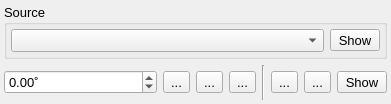
Above: plugins/XRD/IP.ui from NeutrinoToolkit/Neutrino before the change. Below: the same form after it.
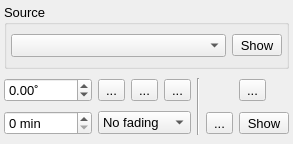
That is the form after the change. Icons and pictures are not drawn.

Commit message: XRD: addeg IP fading

What changed in the file:
```diff
--- a/plugins/XRD/IP.ui
+++ b/plugins/XRD/IP.ui
@@ -6,8 +6,8 @@
    <rect>
     <x>0</x>
     <y>0</y>
-    <width>391</width>
-    <height>104</height>
+    <width>292</width>
+    <height>144</height>
    </rect>
   </property>
   <property name="font">
@@ -85,7 +85,7 @@
    </item>
    <item>
     <widget class="QWidget" name="widget" native="true">
-     <layout class="QHBoxLayout" name="horizontalLayout">
+     <layout class="QGridLayout" name="gridLayout" columnstretch="1,0,0,0,0,0,0,0">
       <property name="leftMargin">
        <number>0</number>
       </property>
@@ -98,26 +98,47 @@
       <property name="bottomMargin">
        <number>0</number>
       </property>
-      <item>
-       <widget class="QDoubleSpinBox" name="angle">
+      <item row="2" column="1" colspan="3">
+       <widget class="QComboBox" name="IPmodel">
         <property name="toolTip">
-         <string>Rotation angle</string>
-        </property>
-        <property name="suffix">
-         <string>˚</string>
-        </property>
-        <property name="minimum">
-         <double>-360.000000000000000</double>
-        </property>
-        <property name="maximum">
-         <double>360.000000000000000</double>
+         <string>IP model</string>
         </property>
         <property name="neutrinoSave" stdset="0">
          <bool>true</bool>
         </property>
+        <item>
+         <property name="text">
+          <string>No fading</string>
+         </property>
+        </item>
+        <item>
+         <property name="text">
+          <string>MS</string>
+         </property>
+        </item>
+        <item>
+         <property name="text">
+          <string>TR</string>
+         </property>
+        </item>
+        <item>
+         <property name="text">
+          <string>SR</string>
+         </property>
+        </item>
+        <item>
+         <property name="text">
+          <string>ND</string>
+         </property>
+        </item>
+        <item>
+         <property name="text">
+          <string>MP</string>
+         </property>
+        </item>
        </widget>
       </item>
-      <item>
+      <item row="1" column="1">
        <widget class="QToolButton" name="flipLR">
         <property name="toolTip">
          <string>Flip Left/Right</string>
@@ -137,7 +158,7 @@
         </property>
        </widget>
       </item>
-      <item>
+      <item row="1" column="2">
        <widget class="QToolButton" name="flipUD">
         <property name="toolTip">
          <string>Flip Up/Down</string>
@@ -157,7 +178,45 @@
         </property>
        </widget>
       </item>
-      <item>
+      <item row="2" column="7">
+       <widget class="QToolButton" name="crop">
+        <property name="font">
+         <font>
+          <pointsize>10</pointsize>
+         </font>
+        </property>
+        <property name="toolTip">
+         <string>Show cropped image</string>
+        </property>
+        <property name="text">
+         <string>Show</string>
+        </property>
+        <property name="icon">
+         <iconset resource="../../../build-neutrinoMaster-Brew-Debug/src/qrc/icons.qrc">
+          <normaloff>:/icons/eye.png</normaloff>:/icons/eye.png</iconset>
+        </property>
+       </widget>
+      </item>
+      <item row="1" column="0">
+       <widget class="QDoubleSpinBox" name="angle">
+        <property name="toolTip">
+         <string>Rotation angle</string>
+        </property>
+        <property name="suffix">
+         <string>˚</string>
+        </property>
+        <property name="minimum">
+         <double>-360.000000000000000</double>
+        </property>
+        <property name="maximum">
+         <double>360.000000000000000</double>
+        </property>
+        <property name="neutrinoSave" stdset="0">
+         <bool>true</bool>
+        </property>
+       </widget>
+      </item>
+      <item row="1" column="3">
        <widget class="QToolButton" name="transpose">
         <property name="toolTip">
          <string>Transpose</string>
@@ -177,14 +236,44 @@
         </property>
        </widget>
       </item>
-      <item>
+      <item row="2" column="0">
+       <widget class="QSpinBox" name="fadeMin">
+        <property name="toolTip">
+         <string>Minutes between exposure and scan</string>
+        </property>
+        <property name="suffix">
+         <string> min</string>
+        </property>
+        <property name="maximum">
+         <number>99999</number>
+        </property>
+        <property name="neutrinoSave" stdset="0">
+         <bool>true</bool>
+        </property>
+       </widget>
+      </item>
+      <item row="2" column="6">
+       <widget class="QToolButton" name="saveImage">
+        <property name="toolTip">
+         <string>Save cropped image</string>
+        </property>
+        <property name="text">
+         <string>...</string>
+        </property>
+        <property name="icon">
+         <iconset resource="../../../build-neutrinoMaster-Brew-Debug/src/qrc/icons.qrc">
+          <normaloff>:/icons/save.png</normaloff>:/icons/save.png</iconset>
+        </property>
+       </widget>
+      </item>
+      <item row="1" column="4" rowspan="2">
        <widget class="Line" name="line">
         <property name="orientation">
          <enum>Qt::Vertical</enum>
         </property>
        </widget>
       </item>
-      <item>
+      <item row="1" column="7">
        <widget class="QToolButton" name="rectROI">
         <property name="toolTip">
          <string>Crop region window</string>
@@ -198,39 +287,6 @@
         </property>
        </widget>
       </item>
-      <item>
-       <widget class="QToolButton" name="saveImage">
-        <property name="toolTip">
-         <string>Save cropped image</string>
-        </property>
-        <property name="text">
-         <string>...</string>
-        </property>
-        <property name="icon">
-         <iconset resource="../../../build-neutrinoMaster-Brew-Debug/src/qrc/icons.qrc">
-          <normaloff>:/icons/save.png</normaloff>:/icons/save.png</iconset>
-        </property>
-       </widget>
-      </item>
-      <item>
-       <widget class="QToolButton" name="crop">
-        <property name="font">
-         <font>
-          <pointsize>10</pointsize>
-         </font>
-        </property>
-        <property name="toolTip">
-         <string>Show cropped image</string>
-        </property>
-        <property name="text">
-         <string>Show</string>
-        </property>
-        <property name="icon">
-         <iconset resource="../../../build-neutrinoMaster-Brew-Debug/src/qrc/icons.qrc">
-          <normaloff>:/icons/eye.png</normaloff>:/icons/eye.png</iconset>
-        </property>
-       </widget>
-      </item>
      </layout>
     </widget>
    </item>
```
Left out of the diff: 6 changed lines with no effect on the pictures. The commit also changes 2 other files.
